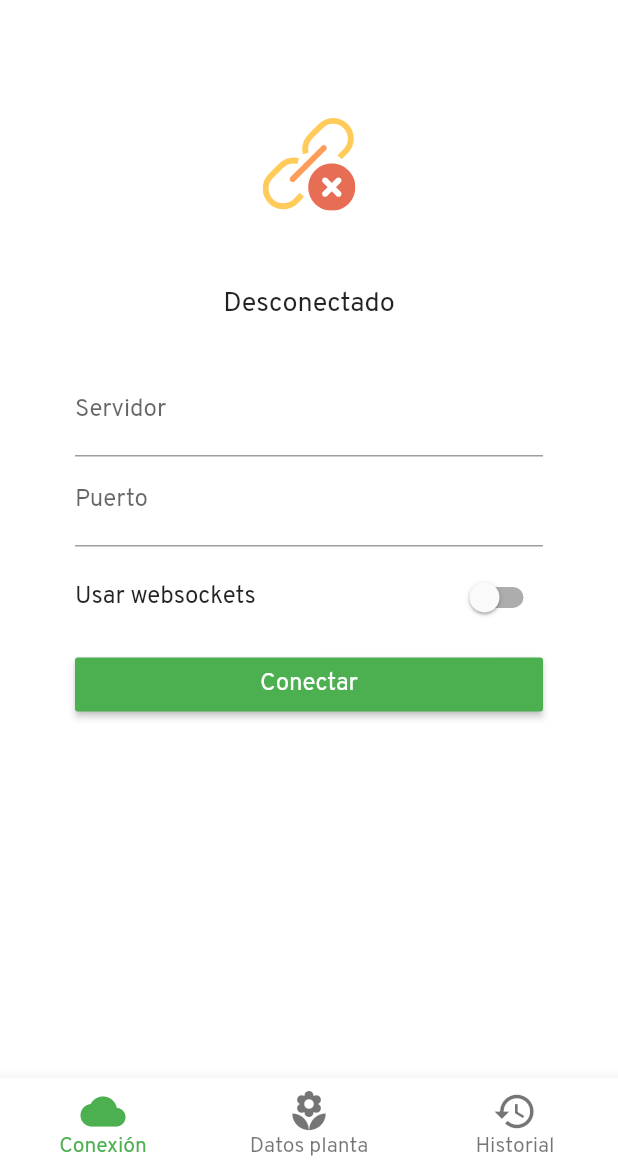
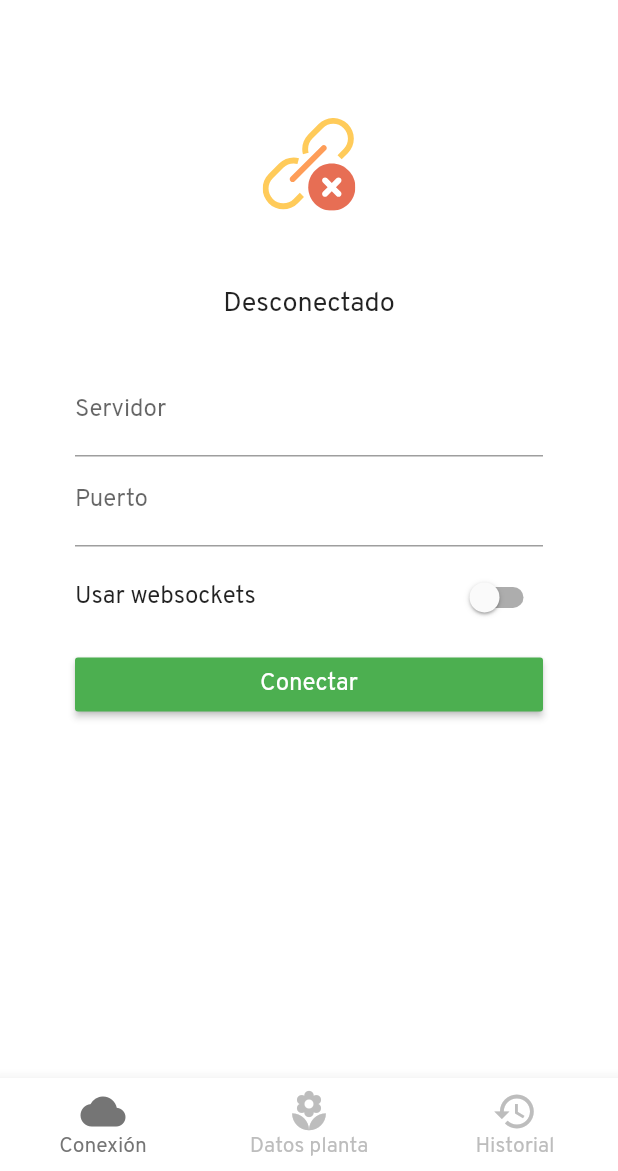
Before and after one commit to ivanmart9503/plantilin, a Flutter app: the screen it shows after launch, on a phone screen of 412 x 824 dp, the part 65-1236 px from its top. Run offline on Flutter 3.47's test engine with Material 2 defaults, Android fonts, the phone set to English and light mode, and no system bars; our stand-ins replace flutter_mobx, flutter_svg, mobx; missing offline and left inert: mqtt_client; generated files the repository leaves out were written again.

```diff
--- a/lib/src/pages/connection/connection_page.dart
+++ b/lib/src/pages/connection/connection_page.dart
@@ -104,7 +104,8 @@ class ConnectionPage extends StatelessWidget {
             ),
             Observer(
               builder: (_) => Switch(
-                activeColor: Colors.green[200],
+                activeColor:
+                    store.isConnected ? Colors.orange[200] : Colors.green[200],
                 onChanged: (value) =>
                     store.isConnected ? null : store.onOffWebsockets(),
                 value: store.websockets,
--- a/lib/src/pages/home/bottom_navigation.dart
+++ b/lib/src/pages/home/bottom_navigation.dart
@@ -15,7 +15,8 @@ class BottomNavigation extends StatelessWidget {
         selectedLabelStyle: TextStyle(fontSize: 14.0),
         unselectedLabelStyle: TextStyle(fontSize: 14.0),
         iconSize: 30.0,
-        selectedItemColor: Colors.green,
+        unselectedItemColor: Colors.grey[400],
+        selectedItemColor: Colors.grey[600],
         currentIndex: store.indexPage,
         onTap: store.onTap,
         items: [
--- a/lib/src/pages/plant/dialog_topic.dart
+++ b/lib/src/pages/plant/dialog_topic.dart
@@ -36,9 +36,8 @@ class DialogTopic {
             decoration: InputDecoration(
               labelText: 'Canal',
               hintText: 'topic...',
-              prefixText: 'plantilin/',
             ),
-            onChanged: (value) => _topic = 'plantilin/$value',
+            onChanged: (value) => _topic = '$value',
           ),
         ),
         Padding(
--- a/lib/src/stores/main_store.dart
+++ b/lib/src/stores/main_store.dart
@@ -187,7 +187,7 @@ abstract class _MainStore with Store {
       'data': message,
     };
 
-    final response = await http.post('http://10.0.0.8:3000/plantilin',
+    final response = await http.post('https://desolate-sierra-60744.herokuapp.com/plantilin',
         body: jsonEncode(data), headers: {"content-type": "application/json"});
 
     return response.body;
@@ -196,7 +196,7 @@ abstract class _MainStore with Store {
   @action
   Future getData({reload: false}) async {
     if (reload || data.isEmpty) {
-      final response = await http.get('http://10.0.0.8:3000/plantilin',
+      final response = await http.get('https://desolate-sierra-60744.herokuapp.com/plantilin',
           headers: {'accept': 'application/json'});
       data = jsonDecode(response.body);
     }
```
